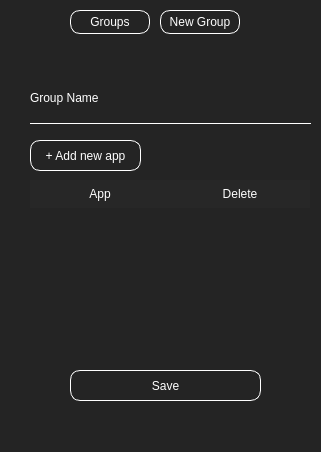
This is mainwindow.ui in illud/tgroup as Qt 5 draws it before an edit. The edited form follows.
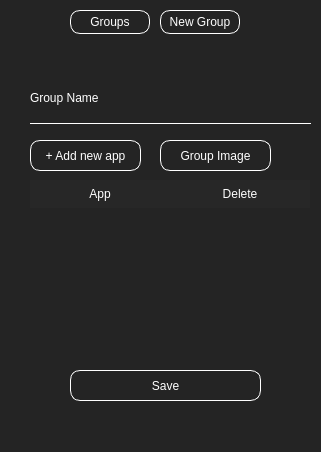
This is the edited form. The open tabs and pages were chosen to show the change.

Commit message: add icon to .lnk

```diff
--- a/mainwindow.ui
+++ b/mainwindow.ui
@@ -501,6 +501,50 @@
        </property>
       </column>
      </widget>
+     <widget class="QPushButton" name="searchGroupIcon">
+      <property name="geometry">
+       <rect>
+        <x>160</x>
+        <y>100</y>
+        <width>111</width>
+        <height>31</height>
+       </rect>
+      </property>
+      <property name="cursor">
+       <cursorShape>PointingHandCursor</cursorShape>
+      </property>
+      <property name="styleSheet">
+       <string notr="true">QPushButton#searchGroupIcon { 
+	font: 900 9pt &quot;Arial Black&quot;;
+	color: rgb(255, 255, 255);
+        border: 1px;
+	border-color: rgb(255, 255, 255);
+	border-style: outset;
+border-radius: 10px;
+}
+
+QPushButton#searchGroupIcon:hover{ 
+    background-color: rgb(252, 196, 25);
+	font: 900 9pt &quot;Arial Black&quot;;
+	color: rgb(255, 255, 255);
+    border: 0px;
+}
+
+QPushButton#searchGroupIcon::focus:pressed{ 
+    background-color: rgb(252, 72, 25);
+	font: 900 9pt &quot;Arial Black&quot;;
+	color: rgb(255, 255, 255);
+    border: 0px;
+}
+</string>
+      </property>
+      <property name="text">
+       <string>Group Image</string>
+      </property>
+      <property name="flat">
+       <bool>true</bool>
+      </property>
+     </widget>
     </widget>
     <widget class="QWidget" name="page_3">
      <widget class="QTableWidget" name="tableWidget_3">
```
Left out of the diff: 44 changed lines with no effect on the pictures. The commit also changes 2 other files.
